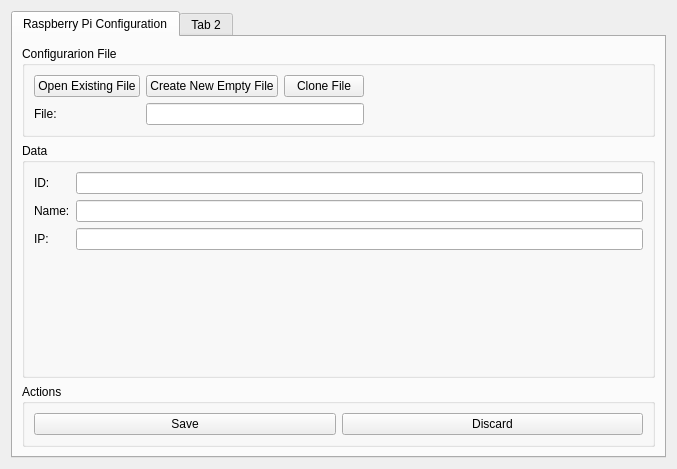
Before: the Qt Designer form RFIDMonitorDesktop/rasp/configraspwindow.ui in CELTAB/rfidmonitor, drawn with Qt 5.
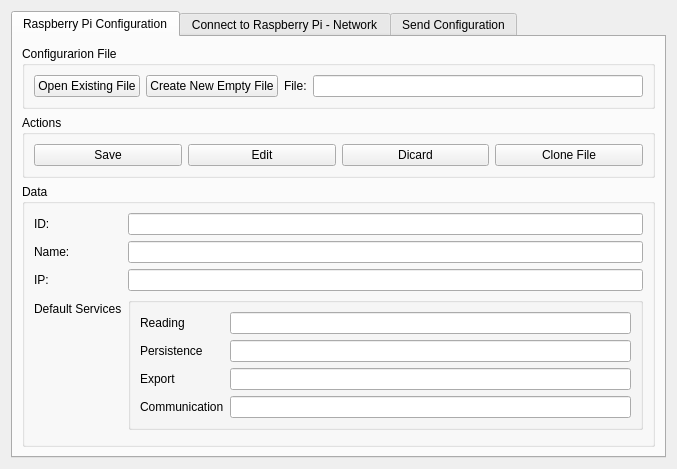
After: the same form once the commit is applied. The open tabs and pages were chosen to show the change.

Commit message: Added new features for creating and reading json configuration file. Not done yet.

```diff
--- a/RFIDMonitorDesktop/rasp/configraspwindow.ui
+++ b/RFIDMonitorDesktop/rasp/configraspwindow.ui
@@ -33,33 +33,6 @@
           <string>Configurarion File</string>
          </property>
          <layout class="QGridLayout" name="gridLayout">
-          <item row="2" column="0">
-           <widget class="QLabel" name="label_4">
-            <property name="text">
-             <string>File:</string>
-            </property>
-           </widget>
-          </item>
-          <item row="1" column="3">
-           <widget class="QPushButton" name="btCloneFile">
-            <property name="text">
-             <string>Clone File</string>
-            </property>
-           </widget>
-          </item>
-          <item row="1" column="5">
-           <spacer name="horizontalSpacer">
-            <property name="orientation">
-             <enum>Qt::Horizontal</enum>
-            </property>
-            <property name="sizeHint" stdset="0">
-             <size>
-              <width>40</width>
-              <height>20</height>
-             </size>
-            </property>
-           </spacer>
-          </item>
           <item row="1" column="2">
            <widget class="QPushButton" name="btCreateNewEmptyFile">
             <property name="text">
@@ -74,12 +47,62 @@
             </property>
            </widget>
           </item>
-          <item row="2" column="2" colspan="2">
+          <item row="1" column="3">
+           <widget class="QLabel" name="label_4">
+            <property name="text">
+             <string>File:</string>
+            </property>
+           </widget>
+          </item>
+          <item row="1" column="4">
            <widget class="QLineEdit" name="leFile"/>
           </item>
          </layout>
         </widget>
        </item>
+       <item>
+        <widget class="QGroupBox" name="groupBox_3">
+         <property name="sizePolicy">
+          <sizepolicy hsizetype="Preferred" vsizetype="Fixed">
+           <horstretch>0</horstretch>
+           <verstretch>0</verstretch>
+          </sizepolicy>
+         </property>
+         <property name="title">
+          <string>Actions</string>
+         </property>
+         <layout class="QHBoxLayout" name="horizontalLayout_2">
+          <item>
+           <widget class="QPushButton" name="btSave">
+            <property name="text">
+             <string>Save</string>
+            </property>
+           </widget>
+          </item>
+          <item>
+           <widget class="QPushButton" name="btEdit">
+            <property name="text">
+             <string>Edit</string>
+            </property>
+           </widget>
+          </item>
+          <item>
+           <widget class="QPushButton" name="btDiscard">
+            <property name="text">
+             <string>Dicard</string>
+            </property>
+           </widget>
+          </item>
+          <item>
+           <widget class="QPushButton" name="btCloneFile">
+            <property name="text">
+             <string>Clone File</string>
+            </property>
+           </widget>
+          </item>
+         </layout>
+        </widget>
+       </item>
        <item>
         <widget class="QGroupBox" name="groupBox_2">
          <property name="title">
@@ -116,45 +139,220 @@
           <item row="2" column="1">
            <widget class="QLineEdit" name="leDataIP"/>
           </item>
+          <item row="3" column="1">
+           <widget class="QGroupBox" name="groupBox_4">
+            <property name="title">
+             <string/>
+            </property>
+            <layout class="QFormLayout" name="formLayout_2">
+             <item row="0" column="0">
+              <widget class="QLabel" name="label_5">
+               <property name="text">
+                <string>Reading</string>
+               </property>
+              </widget>
+             </item>
+             <item row="0" column="1">
+              <widget class="QLineEdit" name="leDataDefaultReading"/>
+             </item>
+             <item row="1" column="0">
+              <widget class="QLabel" name="label_7">
+               <property name="text">
+                <string>Persistence</string>
+               </property>
+              </widget>
+             </item>
+             <item row="2" column="0">
+              <widget class="QLabel" name="label_8">
+               <property name="text">
+                <string>Export</string>
+               </property>
+              </widget>
+             </item>
+             <item row="1" column="1">
+              <widget class="QLineEdit" name="leDataDefaultPersistence"/>
+             </item>
+             <item row="2" column="1">
+              <widget class="QLineEdit" name="leDataDefaultExport"/>
+             </item>
+             <item row="3" column="0">
+              <widget class="QLabel" name="label_9">
+               <property name="text">
+                <string>Communication</string>
+               </property>
+              </widget>
+             </item>
+             <item row="3" column="1">
+              <widget class="QLineEdit" name="leDataDefaultCommunication"/>
+             </item>
+            </layout>
+           </widget>
+          </item>
+          <item row="3" column="0">
+           <widget class="QLabel" name="label_6">
+            <property name="text">
+             <string>Default Services</string>
+            </property>
+           </widget>
+          </item>
          </layout>
         </widget>
        </item>
+      </layout>
+     </widget>
+     <widget class="QWidget" name="tabConnection">
+      <attribute name="title">
+       <string>Connect to Raspberry Pi - Network</string>
+      </attribute>
+      <layout class="QVBoxLayout" name="verticalLayout_2">
        <item>
-        <widget class="QGroupBox" name="groupBox_3">
-         <property name="sizePolicy">
-          <sizepolicy hsizetype="Preferred" vsizetype="Fixed">
-           <horstretch>0</horstretch>
-           <verstretch>0</verstretch>
-          </sizepolicy>
+        <widget class="QGroupBox" name="groupBox_5">
+         <property name="title">
+          <string>Automatic Search For Available Raspberry on the Network</string>
          </property>
+         <layout class="QVBoxLayout" name="verticalLayout_3">
+          <item>
+           <layout class="QHBoxLayout" name="horizontalLayout_3">
+            <item>
+             <widget class="QPushButton" name="btConSearch">
+              <property name="text">
+               <string>Search</string>
+              </property>
+             </widget>
+            </item>
+            <item>
+             <widget class="QPushButton" name="btConStopSearch">
+              <property name="text">
+               <string>Stop Search</string>
+              </property>
+             </widget>
+            </item>
+           </layout>
+          </item>
+          <item>
+           <widget class="QLabel" name="label_10">
+            <property name="text">
+             <string>Devices Found - (Double click to stabilish connection to a Raspberry Pi)</string>
+            </property>
+           </widget>
+          </item>
+          <item>
+           <widget class="QListView" name="lvConDevicesFound"/>
+          </item>
+          <item>
+           <layout class="QHBoxLayout" name="horizontalLayout_4">
+            <item>
+             <widget class="QLabel" name="label_11">
+              <property name="text">
+               <string>Device Chosen:</string>
+              </property>
+             </widget>
+            </item>
+            <item>
+             <widget class="QLineEdit" name="leConDeviceChosen"/>
+            </item>
+           </layout>
+          </item>
+          <item>
+           <widget class="QPushButton" name="btConDisconnect">
+            <property name="text">
+             <string>Disconnect</string>
+            </property>
+           </widget>
+          </item>
+         </layout>
+        </widget>
+       </item>
+       <item>
+        <widget class="QGroupBox" name="groupBox_6">
+         <property name="title">
+          <string>Logs</string>
+         </property>
+         <layout class="QVBoxLayout" name="verticalLayout_4">
+          <item>
+           <widget class="QTextEdit" name="teConLogs"/>
+          </item>
+         </layout>
+        </widget>
+       </item>
+      </layout>
+     </widget>
+     <widget class="QWidget" name="tabSendConfiguration">
+      <attribute name="title">
+       <string>Send Configuration</string>
+      </attribute>
+      <layout class="QVBoxLayout" name="verticalLayout_6">
+       <item>
+        <widget class="QGroupBox" name="groupBox_8">
+         <property name="title">
+          <string>Data</string>
+         </property>
+         <layout class="QFormLayout" name="formLayout_3">
+          <item row="0" column="0">
+           <widget class="QLabel" name="label_12">
+            <property name="text">
+             <string>Configuration</string>
+            </property>
+           </widget>
+          </item>
+          <item row="0" column="1">
+           <widget class="QLineEdit" name="lineEdit_2"/>
+          </item>
+          <item row="1" column="0">
+           <widget class="QLabel" name="label_13">
+            <property name="text">
+             <string>Device</string>
+            </property>
+           </widget>
+          </item>
+          <item row="1" column="1">
+           <widget class="QLineEdit" name="lineEdit_3"/>
+          </item>
+          <item row="2" column="0">
+           <widget class="QLabel" name="label_14">
+            <property name="text">
+             <string>App Package</string>
+            </property>
+           </widget>
+          </item>
+          <item row="2" column="1">
+           <layout class="QHBoxLayout" name="horizontalLayout_5">
+            <item>
+             <widget class="QPushButton" name="pushButton_4">
+              <property name="text">
+               <string>Search</string>
+              </property>
+             </widget>
+            </item>
+            <item>
+             <widget class="QLineEdit" name="lineEdit_4"/>
+            </item>
+           </layout>
+          </item>
+         </layout>
+        </widget>
+       </item>
+       <item>
+        <widget class="QGroupBox" name="groupBox_9">
          <property name="title">
           <string>Actions</string>
          </property>
-         <layout class="QHBoxLayout" name="horizontalLayout_2">
+         <layout class="QVBoxLayout" name="verticalLayout_7">
           <item>
-           <widget class="QPushButton" name="btSave">
+           <widget class="QPushButton" name="pushButton_5">
             <property name="text">
-             <string>Save</string>
+             <string>Send</string>
             </property>
            </widget>
           </item>
           <item>
-           <widget class="QPushButton" name="btDiscard">
-            <property name="text">
-             <string>Discard</string>
-            </property>
-           </widget>
+           <widget class="QTextEdit" name="textEdit_2"/>
           </item>
          </layout>
         </widget>
        </item>
       </layout>
      </widget>
-     <widget class="QWidget" name="tab_2">
-      <attribute name="title">
-       <string>Tab 2</string>
-      </attribute>
-     </widget>
     </widget>
    </item>
   </layout>
```
Left out of the diff: 12 changed lines with no effect on the pictures. The commit also changes 5 other files.
